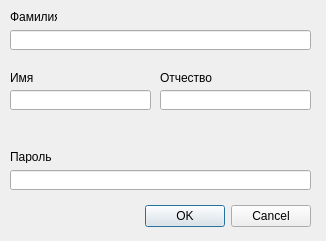
xXRadioHeadXx/start7, file m_cfg/operator_form.ui: the form before one commit.
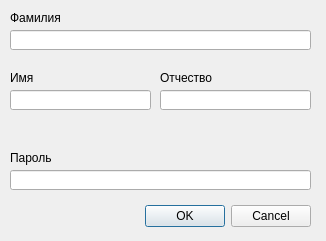
The form after the commit.

```diff
--- a/m_cfg/operator_form.ui
+++ b/m_cfg/operator_form.ui
@@ -34,8 +34,8 @@
     <rect>
      <x>10</x>
      <y>10</y>
-     <width>47</width>
-     <height>13</height>
+     <width>291</width>
+     <height>16</height>
     </rect>
    </property>
    <property name="text">
@@ -80,7 +80,7 @@
     <rect>
      <x>160</x>
      <y>70</y>
-     <width>111</width>
+     <width>151</width>
      <height>16</height>
     </rect>
    </property>
@@ -103,8 +103,8 @@
     <rect>
      <x>10</x>
      <y>150</y>
-     <width>47</width>
-     <height>13</height>
+     <width>301</width>
+     <height>16</height>
     </rect>
    </property>
    <property name="text">
```
